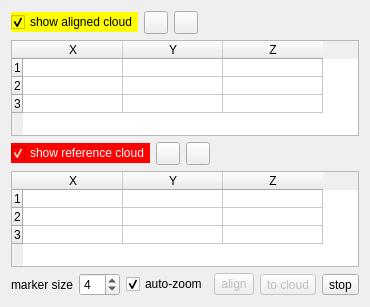
Above: qCC/ui_templates/pointPairRegistrationDlg.ui from CloudCompare/CloudCompare before the change. Below: the same form after it.
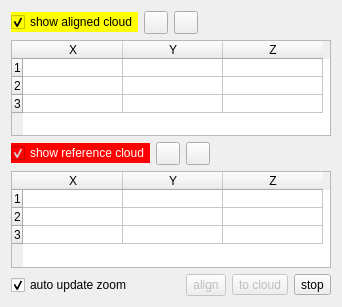
That is the form after the change. Icons and pictures are not drawn.

Commit message: Point pair registration in progress

```diff
--- a/qCC/ui_templates/pointPairRegistrationDlg.ui
+++ b/qCC/ui_templates/pointPairRegistrationDlg.ui
@@ -200,30 +200,10 @@
    </item>
    <item>
     <layout class="QHBoxLayout" name="horizontalLayout_2">
-     <item>
-      <widget class="QLabel" name="label">
-       <property name="text">
-        <string>marker size</string>
-       </property>
-      </widget>
-     </item>
-     <item>
-      <widget class="QSpinBox" name="markerSizeSpinBox">
-       <property name="minimum">
-        <number>1</number>
-       </property>
-       <property name="maximum">
-        <number>10</number>
-       </property>
-       <property name="value">
-        <number>4</number>
-       </property>
-      </widget>
-     </item>
      <item>
       <widget class="QCheckBox" name="autoZoomCheckBox">
        <property name="text">
-        <string>auto-zoom</string>
+        <string>auto update zoom</string>
        </property>
        <property name="checked">
         <bool>true</bool>
```
Left out of the diff: 42 changed lines with no effect on the pictures. The commit also changes 5 other files.
